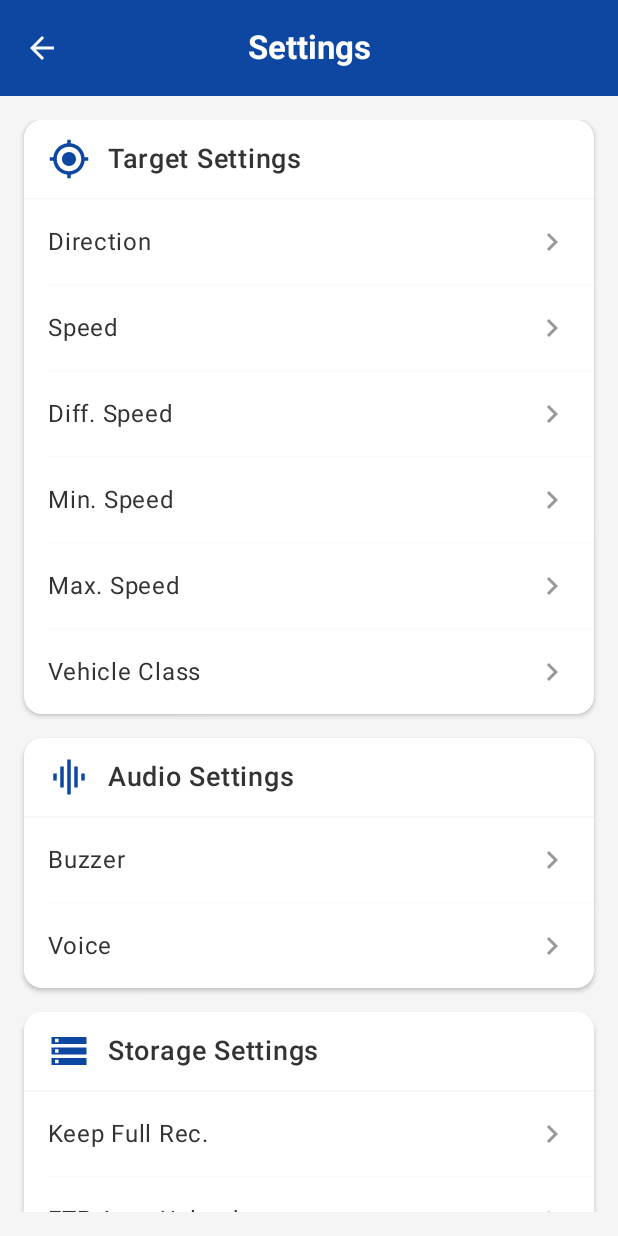
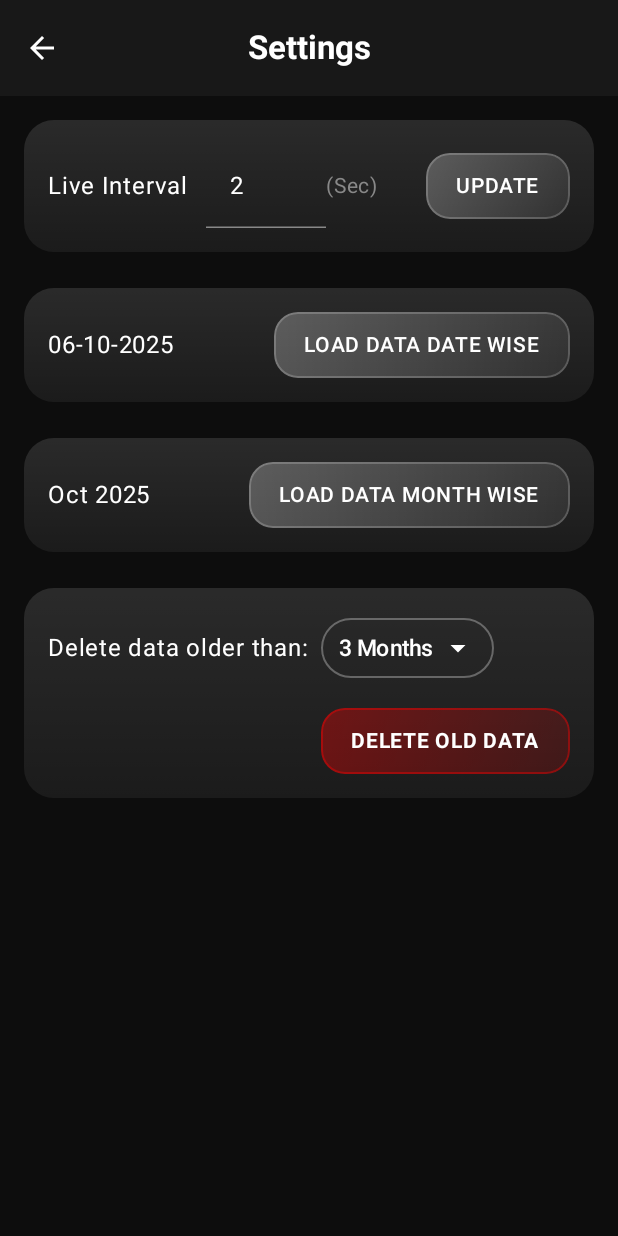
Before and after one commit to codewithArish/lasertac, an Android app built with Jetpack Compose: the @Preview function SettingsScreenPreview, on a phone screen of 412 x 824 dp. Run offline under Robolectric (Android 15) with nearby library versions, the phone set to English and light mode, and no system bars.

Commit message:
updated settings screen ui

```diff
--- a/app/src/main/java/com/lasertrac/app/SettingsScreen.kt
+++ b/app/src/main/java/com/lasertrac/app/SettingsScreen.kt
@@ -1,124 +1,49 @@
 package com.lasertrac.app
 
-// import androidx.compose.foundation.layout.Arrangement // Removed unused import
-import androidx.compose.foundation.layout.Column
-import androidx.compose.foundation.layout.Row
-import androidx.compose.foundation.layout.Spacer
-import androidx.compose.foundation.layout.fillMaxSize
-import androidx.compose.foundation.layout.fillMaxWidth
-import androidx.compose.foundation.layout.height
-import androidx.compose.foundation.layout.padding
-import androidx.compose.foundation.layout.size
-import androidx.compose.foundation.layout.width
-import androidx.compose.foundation.rememberScrollState
-import androidx.compose.foundation.verticalScroll
+
+import androidx.compose.foundation.BorderStroke
+import androidx.compose.material.icons.filled.ArrowDropDown
+import androidx.compose.foundation.background
+import androidx.compose.foundation.border
+import androidx.compose.foundation.layout.*
+import androidx.compose.foundation.shape.RoundedCornerShape
 import androidx.compose.material.icons.Icons
 import androidx.compose.material.icons.automirrored.filled.ArrowBack
-import androidx.compose.material.icons.filled.ChevronRight
-import androidx.compose.material.icons.filled.GraphicEq // For Audio
-import androidx.compose.material.icons.filled.MyLocation // For Target
-import androidx.compose.material.icons.filled.Storage // For Storage
-import androidx.compose.material.icons.filled.Tune // For System/General Settings
-import androidx.compose.material3.Card
-import androidx.compose.material3.CardDefaults
-import androidx.compose.material3.CenterAlignedTopAppBar
-import androidx.compose.material3.ExperimentalMaterial3Api
-import androidx.compose.material3.HorizontalDivider
-import androidx.compose.material3.Icon
-import androidx.compose.material3.IconButton
-import androidx.compose.material3.ListItem
-import androidx.compose.material3.ListItemDefaults
-import androidx.compose.material3.Scaffold
-import androidx.compose.material3.Text
-import androidx.compose.material3.TopAppBarDefaults
-import androidx.compose.runtime.Composable
+import androidx.compose.material3.*
+import androidx.compose.runtime.*
 import androidx.compose.ui.Alignment
 import androidx.compose.ui.Modifier
+import androidx.compose.ui.draw.blur
+import androidx.compose.ui.draw.clip
+import androidx.compose.ui.graphics.Brush
 import androidx.compose.ui.graphics.Color
-import androidx.compose.ui.graphics.vector.ImageVector
 import androidx.compose.ui.text.font.FontWeight
 import androidx.compose.ui.tooling.preview.Preview
 import androidx.compose.ui.unit.dp
 import androidx.compose.ui.unit.sp
 import com.lasertrac.app.ui.theme.Lasertac2Theme
-import com.lasertrac.app.ui.theme.PrimaryBlue
-import com.lasertrac.app.ui.theme.LightGrayBackground
-import com.lasertrac.app.ui.theme.DarkGrayText
-import com.lasertrac.app.ui.theme.CardBackground
-
-data class SettingItem(
-    val title: String,
-    val currentValue: String? = null, // Optional: display current value
-    val onClick: () -> Unit
-)
-
-data class SettingsCategory(
-    val title: String,
-    val icon: ImageVector,
-    val items: List<SettingItem>
-)
 
 @OptIn(ExperimentalMaterial3Api::class)
 @Composable
 fun SettingsScreen(onNavigateBack: () -> Unit) {
-    val settingsCategories = listOf(
-        SettingsCategory(
-            title = "Target Settings",
-            icon = Icons.Filled.MyLocation,
-            items = listOf(
-                SettingItem("Direction") { /* TODO */ },
-                SettingItem("Speed") { /* TODO */ },
-                SettingItem("Diff. Speed") { /* TODO */ },
-                SettingItem("Min. Speed") { /* TODO */ },
-                SettingItem("Max. Speed") { /* TODO */ },
-                SettingItem("Vehicle Class") { /* TODO */ }
-            )
-        ),
-        SettingsCategory(
-            title = "Audio Settings",
-            icon = Icons.Filled.GraphicEq,
-            items = listOf(
-                SettingItem("Buzzer") { /* TODO */ },
-                SettingItem("Voice") { /* TODO */ }
-            )
-        ),
-        SettingsCategory(
-            title = "Storage Settings",
-            icon = Icons.Filled.Storage,
-            items = listOf(
-                SettingItem("Keep Full Rec.") { /* TODO */ },
-                SettingItem("FTP Auto Upload") { /* TODO */ },
-                SettingItem("File Format") { /* TODO */ }
-            )
-        ),
-        SettingsCategory(
-            title = "System Settings",
-            icon = Icons.Filled.Tune,
-            items = listOf(
-                SettingItem("GPS") { /* TODO */ },
-                SettingItem("Speed Unit") { /* TODO */ },
-                SettingItem("Date Time") { /* TODO */ },
-                SettingItem("Language") { /* TODO */ }
-            )
-        )
-    )
-
     Scaffold(
-        containerColor = LightGrayBackground,
+        containerColor = Color(0xFF0D0D0D),
         topBar = {
             CenterAlignedTopAppBar(
-                title = { Text("Settings", color = Color.White, fontWeight = FontWeight.Bold) },
+                title = {
+                    Text("Settings", color = Color.White, fontWeight = FontWeight.Bold)
+                },
                 navigationIcon = {
                     IconButton(onClick = onNavigateBack) {
                         Icon(
                             imageVector = Icons.AutoMirrored.Filled.ArrowBack,
-                            contentDescription = "Navigate back",
+                            contentDescription = "Back",
                             tint = Color.White
                         )
                     }
                 },
-                colors = TopAppBarDefaults.centerAlignedTopAppBarColors(
-                    containerColor = PrimaryBlue
+                colors = TopAppBarDefaults.topAppBarColors(
+                    containerColor = Color(0xFF1A1A1A).copy(alpha = 0.9f)
                 )
             )
         }
@@ -127,94 +52,208 @@ fun SettingsScreen(onNavigateBack: () -> Unit) {
             modifier = Modifier
                 .fillMaxSize()
                 .padding(innerPadding)
-                .padding(vertical = 16.dp) // Add padding for top/bottom of the scrollable list
-                .verticalScroll(rememberScrollState()) // Make the column scrollable
+                .padding(16.dp),
+            verticalArrangement = Arrangement.spacedBy(24.dp)
         ) {
-            settingsCategories.forEach { category ->
-                SettingsCategoryCard(category = category)
-                Spacer(modifier = Modifier.height(16.dp))
+            // Live Interval
+            GlassCard {
+                Row(
+                    verticalAlignment = Alignment.CenterVertically,
+                    modifier = Modifier.fillMaxWidth()
+                ) {
+                    Text("Live Interval", color = Color.White, fontSize = 16.sp)
+                    Spacer(Modifier.width(12.dp))
+                    TextField(
+                        value = "2",
+                        onValueChange = { },
+                        textStyle = LocalTextStyle.current.copy(color = Color.White),
+                        colors = TextFieldDefaults.textFieldColors(
+                            containerColor = Color.Transparent,
+                            focusedIndicatorColor = Color.White,
+                            unfocusedIndicatorColor = Color.Gray
+                        ),
+                        modifier = Modifier.width(80.dp)
+                    )
+                    Text("(Sec)", color = Color.Gray, fontSize = 14.sp)
+                    Spacer(Modifier.weight(1f))
+                    GlassButton(text = "UPDATE")
+                }
+            }
+
+            // Load Data (Date Wise)
+            GlassCard {
+                Row(
+                    verticalAlignment = Alignment.CenterVertically,
+                    modifier = Modifier.fillMaxWidth()
+                ) {
+                    Text("06-10-2025", color = Color.White, fontSize = 16.sp)
+                    Spacer(Modifier.weight(1f))
+                    GlassButton(text = "LOAD DATA DATE WISE")
+                }
+            }
+
+            // Load Data (Month Wise)
+            GlassCard {
+                Row(
+                    verticalAlignment = Alignment.CenterVertically,
+                    modifier = Modifier.fillMaxWidth()
+                ) {
+                    Text("Oct 2025", color = Color.White, fontSize = 16.sp)
+                    Spacer(Modifier.weight(1f))
+                    GlassButton(text = "LOAD DATA MONTH WISE")
+                }
+            }
+
+            // Delete Old Data (with dropdown)
+            DeleteOldDataCard()
+        }
+    }
+}
+
+@Composable
+fun GlassCard(content: @Composable ColumnScope.() -> Unit) {
+    Column(
+        modifier = Modifier
+            .fillMaxWidth()
+            .clip(RoundedCornerShape(20.dp))
+            .background(
+                Brush.verticalGradient(
+                    listOf(Color.White.copy(alpha = 0.12f), Color.White.copy(alpha = 0.06f))
+                )
+            )
+            .padding(16.dp),
+        content = content
+    )
+}
+
+@Composable
+fun GlassButton(text: String) {
+    Box(
+        modifier = Modifier
+            .clip(RoundedCornerShape(16.dp))
+            .background(
+                Brush.linearGradient(
+                    listOf(Color.White.copy(alpha = 0.25f), Color.White.copy(alpha = 0.08f))
+                )
+            )
+            .border(
+                width = 1.dp,
+                color = Color.White.copy(alpha = 0.2f),
+                shape = RoundedCornerShape(16.dp)
+            )
+            .padding(horizontal = 20.dp, vertical = 10.dp),
+        contentAlignment = Alignment.Center
+    ) {
+        Text(
+            text,
+            color = Color.White,
+            fontWeight = FontWeight.SemiBold,
+            fontSize = 14.sp
+        )
+    }
+}
+
+@Composable
+fun GlassDangerButton(text: String) {
+    Box(
+        modifier = Modifier
+            .clip(RoundedCornerShape(16.dp))
+            .background(
+                Brush.linearGradient(
+                    listOf(Color.Red.copy(alpha = 0.35f), Color.Red.copy(alpha = 0.15f))
+                )
+            )
+            .border(
+                width = 1.dp,
+                color = Color.Red.copy(alpha = 0.4f),
+                shape = RoundedCornerShape(16.dp)
+            )
+            .padding(horizontal = 20.dp, vertical = 10.dp),
+        contentAlignment = Alignment.Center
+    ) {
+        Text(
+            text,
+            color = Color.White,
+            fontWeight = FontWeight.Bold,
+            fontSize = 14.sp
+        )
+    }
+}
+
+@Composable
+fun DeleteOldDataCard() {
+    var expanded by remember { mutableStateOf(false) }
+    var selectedOption by remember { mutableStateOf("3 Months") }
+    val options = listOf("3 Months","4 Months", "5 Months", "6 Months","7 Months","8 Months", "9 Months","10 Months","11 Months", "12 Months")
+
+    GlassCard {
+        Column(
+            modifier = Modifier.fillMaxWidth()
+        ) {
+            // Top row with label and dropdown
+            Row(
+                verticalAlignment = Alignment.CenterVertically,
+                modifier = Modifier.fillMaxWidth()
+            ) {
+                Text(
+                    "Delete data older than:",
+                    color = Color.White,
+                    fontSize = 16.sp
+                )
+                Spacer(Modifier.width(8.dp))
+
+                // Dropdown
+                Box {
+                    OutlinedButton(
+                        onClick = { expanded = true },
+                        colors = ButtonDefaults.outlinedButtonColors(
+                            contentColor = Color.White
+                        ),
+                        border = BorderStroke(1.dp, Color.White.copy(alpha = 0.3f)),
+                        contentPadding = PaddingValues(horizontal = 12.dp, vertical = 8.dp)
+                    ) {
+                        Text(
+                            selectedOption,
+                            fontSize = 15.sp
+                        )
+                        Spacer(Modifier.width(4.dp))
+                        Icon(
+                            imageVector = Icons.Default.ArrowDropDown,
+                            contentDescription = "Dropdown",
+                            tint = Color.White
+                        )
+                    }
+                    DropdownMenu(
+                        expanded = expanded,
+                        onDismissRequest = { expanded = false }
+                    ) {
+                        options.forEach { option ->
+                            DropdownMenuItem(
+                                text = { Text(option) },
+                                onClick = {
+                                    selectedOption = option
+                                    expanded = false
+                                }
+                            )
                         }
                     }
                 }
             }
 
-@OptIn(ExperimentalMaterial3Api::class) // Ensures Experimental API for Card is handled
-@Composable
-fun SettingsCategoryCard(category: SettingsCategory) {
-    Card(
-        modifier = Modifier
-            .fillMaxWidth()
-            .padding(horizontal = 16.dp), // Add horizontal padding for cards
-        colors = CardDefaults.cardColors(containerColor = CardBackground), // Changed to cardColors
-        elevation = CardDefaults.cardElevation(defaultElevation = 2.dp)
+            Spacer(Modifier.height(16.dp))
+
+            // Bottom row with button aligned to end
+            Row(
+                modifier = Modifier.fillMaxWidth(),
+                horizontalArrangement = Arrangement.End
             ) {
-        Column {
-            Row(
-                modifier = Modifier
-                    .fillMaxWidth()
-                    .padding(horizontal = 16.dp, vertical = 12.dp),
-                verticalAlignment = Alignment.CenterVertically
-            ) {
-                Icon(
-                    imageVector = category.icon,
-                    contentDescription = category.title,
-                    tint = PrimaryBlue,
-                    modifier = Modifier.size(28.dp)
-                )
-                Spacer(modifier = Modifier.width(12.dp))
-                Text(
-                    text = category.title,
-                    fontSize = 18.sp,
-                    fontWeight = FontWeight.SemiBold,
-                    color = DarkGrayText
-                )
-            }
-            HorizontalDivider(color = LightGrayBackground, thickness = 1.dp)
-
-            category.items.forEachIndexed { index, settingItem ->
-                SettingRowItem(settingItem = settingItem)
-                if (index < category.items.lastIndex) {
-                    HorizontalDivider(
-                        modifier = Modifier.padding(start = 16.dp), // Indent divider
-                        color = LightGrayBackground.copy(alpha = 0.5f)
-                    )
-                }
+                GlassDangerButton(text = "DELETE OLD DATA")
             }
         }
     }
 }
 
-@OptIn(ExperimentalMaterial3Api::class) // Ensures Experimental API for ListItem is handled
-@Composable
-fun SettingRowItem(settingItem: SettingItem) {
-    ListItem(
-        headlineContent = {
-            Text(
-                text = settingItem.title,
-                fontSize = 16.sp,
-                color = DarkGrayText
-            )
-        },
-        trailingContent = {
-             Row(verticalAlignment = Alignment.CenterVertically) {
-                settingItem.currentValue?.let {
-                    Text(it, fontSize = 14.sp, color = DarkGrayText.copy(alpha = 0.7f))
-                    Spacer(Modifier.width(8.dp))
-                }
-                Icon(
-                    Icons.Filled.ChevronRight,
-                    contentDescription = "Select ${settingItem.title}",
-                    tint = DarkGrayText.copy(alpha = 0.5f)
-                )
-            }
-        },
-        colors = ListItemDefaults.colors(containerColor = Color.Transparent),
-        modifier = Modifier.fillMaxWidth()
-        // onClick = settingItem.onClick // ListItem itself can be clickable
-    )
-}
-
-@Preview(showBackground = true, widthDp = 360, heightDp = 740) // Corrected Preview annotation
+@Preview(showBackground = true, widthDp = 360, heightDp = 740)
 @Composable
 fun SettingsScreenPreview() {
     Lasertac2Theme {
```
Lines whose indentation alone changed are shown as unchanged.
